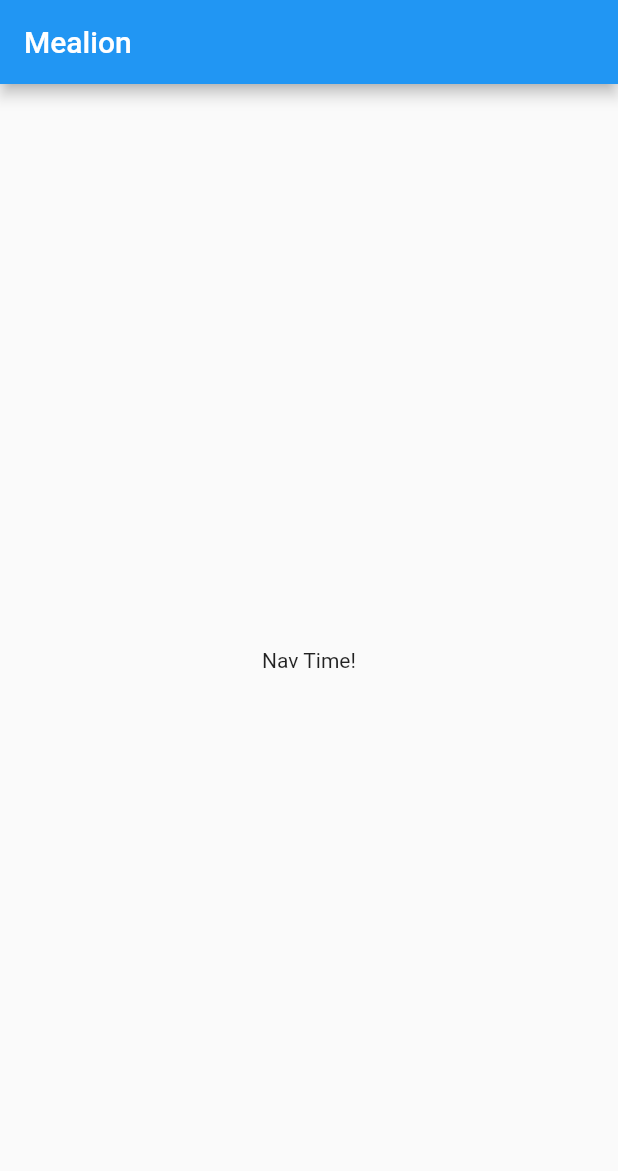
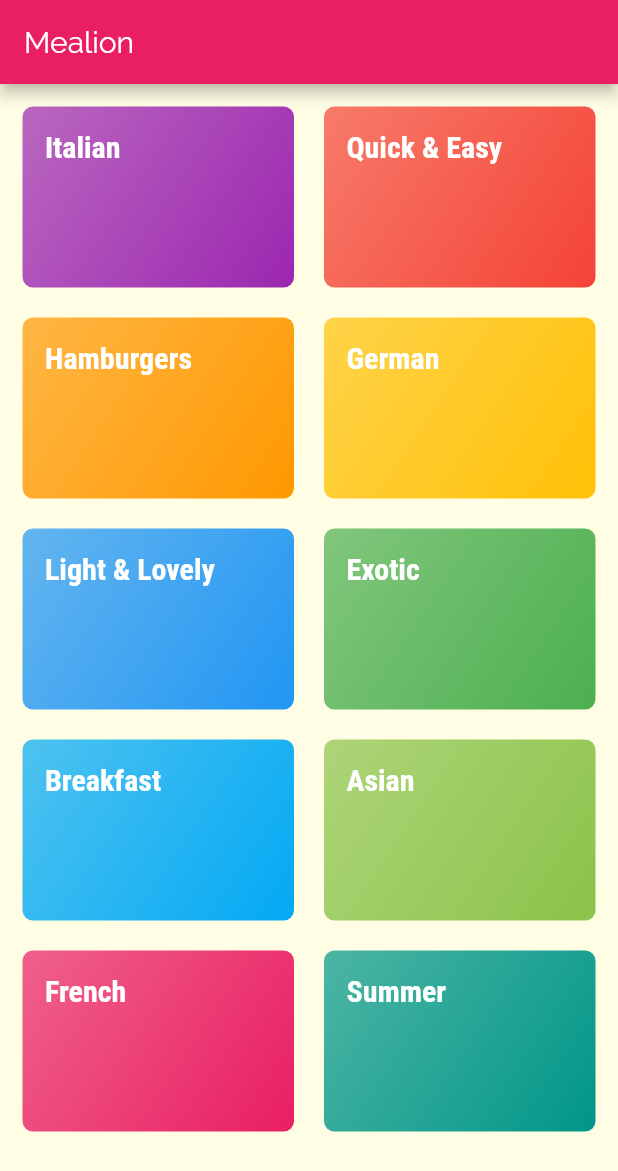
Before and after one commit to achowba/meals_app, a Flutter app: the screen it shows after launch, on a phone screen of 412 x 824 dp. Shown: the top 1171 px of the screen. Run offline on Flutter 3.47's test engine with Material 2 defaults, Android fonts, the phone set to English and light mode, and no system bars.

Commit message:
159. Navigating to a New Page

```diff
--- /dev/null
+++ b/lib/categories_screen.dart
@@ -0,0 +1,29 @@
+import 'package:flutter/material.dart';
+
+import './dummy-data.dart';
+import './category_item.dart';
+
+class CategoriesScreen extends StatelessWidget {
+    const CategoriesScreen({Key key}) : super(key: key);
+
+    @override
+    Widget build(BuildContext context) {
+        return Scaffold(
+            appBar: AppBar(
+                title: const Text('Mealion'),
+            ),
+            body: GridView(
+                padding: const EdgeInsets.all(15),
+                children: DUMMY_CATEGORIES.map((catData) =>
+                    CategoryItem(catData.title, catData.color)
+                ).toList(),
+                gridDelegate: SliverGridDelegateWithMaxCrossAxisExtent( // this class takes care of structuring the grid
+                    maxCrossAxisExtent: 200,
+                    childAspectRatio: 3 / 2,
+                    crossAxisSpacing: 20,
+                    mainAxisSpacing: 20
+                ),
+            ),
+        );
+    }
+}
--- /dev/null
+++ b/lib/category_item.dart
@@ -0,0 +1,28 @@
+import 'package:flutter/material.dart';
+
+class CategoryItem extends StatelessWidget {
+
+    final String title;
+    final Color color;
+
+    CategoryItem(this.title, this.color);
+
+    @override
+    Widget build(BuildContext context) {
+        return Container(
+            padding: const EdgeInsets.all(15),
+            child: Text(
+                title,
+                style: Theme.of(context).textTheme.title,
+            ),
+            decoration: BoxDecoration(
+                gradient: LinearGradient(
+                    colors: [color.withOpacity(0.7), color],
+                    begin: Alignment.topLeft,
+                    end: Alignment.bottomRight
+                ),
+                borderRadius: BorderRadius.circular(7)
+            ),
+        );
+    }
+}
--- /dev/null
+++ b/lib/dummy-data.dart
@@ -0,0 +1,56 @@
+import 'package:flutter/material.dart';
+
+import './models/category.dart';
+
+const DUMMY_CATEGORIES = const [
+    Category(
+        id: 'c1',
+        title: 'Italian',
+        color: Colors.purple,
+    ),
+    Category(
+        id: 'c2',
+        title: 'Quick & Easy',
+        color: Colors.red,
+    ),
+    Category(
+        id: 'c3',
+        title: 'Hamburgers',
+        color: Colors.orange,
+    ),
+    Category(
+        id: 'c4',
+        title: 'German',
+        color: Colors.amber,
+    ),
+    Category(
+        id: 'c5',
+        title: 'Light & Lovely',
+        color: Colors.blue,
+    ),
+    Category(
+        id: 'c6',
+        title: 'Exotic',
+        color: Colors.green,
+    ),
+    Category(
+        id: 'c7',
+        title: 'Breakfast',
+        color: Colors.lightBlue,
+    ),
+    Category(
+        id: 'c8',
+        title: 'Asian',
+        color: Colors.lightGreen,
+    ),
+    Category(
+        id: 'c9',
+        title: 'French',
+        color: Colors.pink,
+    ),
+    Category(
+        id: 'c10',
+        title: 'Summer',
+        color: Colors.teal,
+    ),
+];
--- a/lib/main.dart
+++ b/lib/main.dart
@@ -1,4 +1,6 @@
 import 'package:flutter/material.dart';
+
+import './categories_screen.dart';
 
 void main() => runApp(MyApp());
 
@@ -8,28 +10,27 @@ class MyApp extends StatelessWidget {
 		return MaterialApp(
 			title: 'Mealion',
 			theme: ThemeData(
-				primarySwatch: Colors.blue,
+				primarySwatch: Colors.pink,
+				accentColor: Colors.amber,
+				canvasColor: Color.fromRGBO(255, 254, 229, 1),
+				fontFamily: 'Raleway',
+				textTheme: ThemeData.light().textTheme.copyWith(
+					body1: TextStyle(
+						color: Color.fromRGBO(20, 51, 51, 1)
+					),
+					body2: TextStyle(
+						color: Color.fromRGBO(20, 51, 51, 1)
+					),
+					title: TextStyle(
+						fontSize: 20,
+						fontWeight: FontWeight.bold,
+						fontFamily: 'RobotoCondensed',
+						color: Colors.white
+					),
+				)
 			),
-			home: MyHomePage(),
+			home: CategoriesScreen(),
+			debugShowCheckedModeBanner: false,
 		);
 	}
 }
-
-class MyHomePage extends StatefulWidget {
-	@override
-	_MyHomePageState createState() => _MyHomePageState();
-}
-
-class _MyHomePageState extends State<MyHomePage> {
-	@override
-	Widget build(BuildContext context) {
-		return Scaffold(
-			appBar: AppBar(
-				title: Text('Mealion'),
-			),
-			body: Center(
-				child: Text('Nav Time!'),
-			),
-		);
-	}
-}
--- /dev/null
+++ b/lib/models/category.dart
@@ -0,0 +1,13 @@
+import 'package:flutter/material.dart';
+
+class Category {
+    final String id;
+    final String title;
+    final Color color;
+
+    const Category({
+        @required this.id,
+        @required this.title,
+        this.color = Colors.orange
+    });
+}
```
Also changed, not shown: pubspec.yaml (+17 -6 lines), assets/fonts/Raleway-Black.ttf (added), assets/fonts/Raleway-Bold.ttf (added), assets/fonts/Raleway-Regular.ttf (added), assets/fonts/RobotoCondensed-Bold.ttf (added), assets/fonts/RobotoCondensed-Italic.ttf (added), assets/fonts/RobotoCondensed-Light.ttf (added), assets/fonts/RobotoCondensed-Regular.ttf (added).
